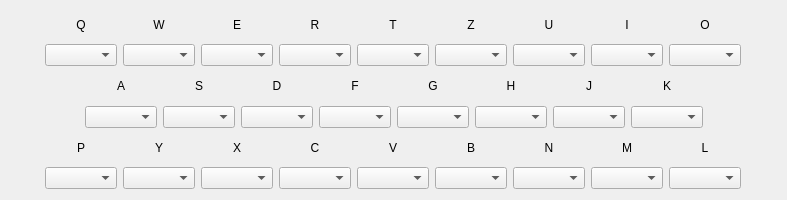
This is switchPanel.ui in Ilya-Belyanov/Enigma as Qt 5 draws it before an edit. The edited form follows.
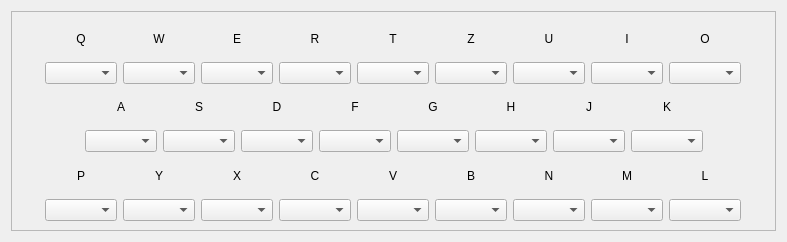
This is the edited form.

Commit message: Modify Switch Panel

The edit to the form file:
```diff
--- a/switchPanel.ui
+++ b/switchPanel.ui
@@ -7,26 +7,50 @@
     <x>0</x>
     <y>0</y>
     <width>787</width>
-    <height>200</height>
+    <height>242</height>
    </rect>
   </property>
   <property name="minimumSize">
    <size>
-    <width>700</width>
-    <height>0</height>
+    <width>787</width>
+    <height>242</height>
    </size>
   </property>
   <property name="maximumSize">
    <size>
-    <width>787</width>
-    <height>200</height>
+    <width>809</width>
+    <height>242</height>
    </size>
   </property>
   <property name="windowTitle">
    <string>Switch panel</string>
   </property>
+  <property name="layoutDirection">
+   <enum>Qt::LeftToRight</enum>
+  </property>
   <layout class="QVBoxLayout" name="verticalLayout_9">
    <item>
+    <widget class="QFrame" name="frame">
+     <property name="minimumSize">
+      <size>
+       <width>0</width>
+       <height>220</height>
+      </size>
+     </property>
+     <property name="maximumSize">
+      <size>
+       <width>787</width>
+       <height>220</height>
+      </size>
+     </property>
+     <property name="frameShape">
+      <enum>QFrame::StyledPanel</enum>
+     </property>
+     <property name="frameShadow">
+      <enum>QFrame::Raised</enum>
+     </property>
+     <layout class="QVBoxLayout" name="verticalLayout_28">
+      <item>
     <layout class="QHBoxLayout" name="horizontalLayout_4">
      <item>
       <spacer name="horizontalSpacer_5">
@@ -557,6 +581,9 @@
       </spacer>
      </item>
     </layout>
+      </item>
+     </layout>
+    </widget>
    </item>
   </layout>
  </widget>
```
Lines whose indentation alone changed are shown as unchanged. The commit also changes 7 other files.
